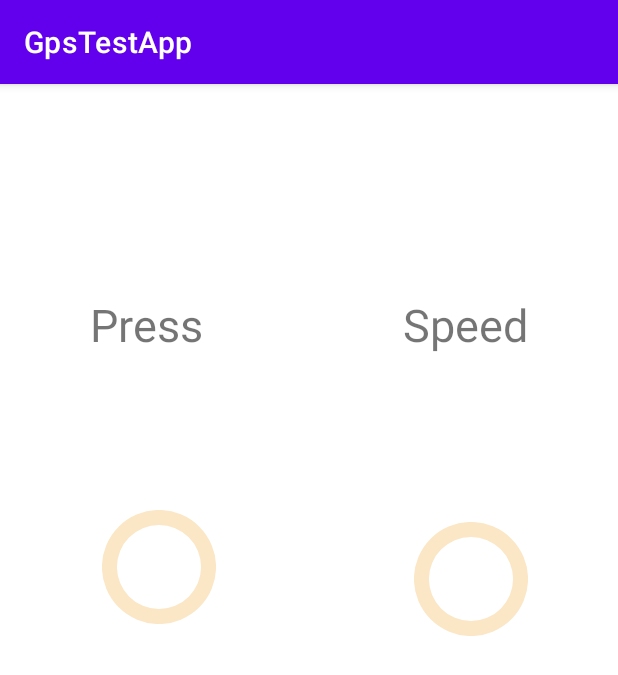
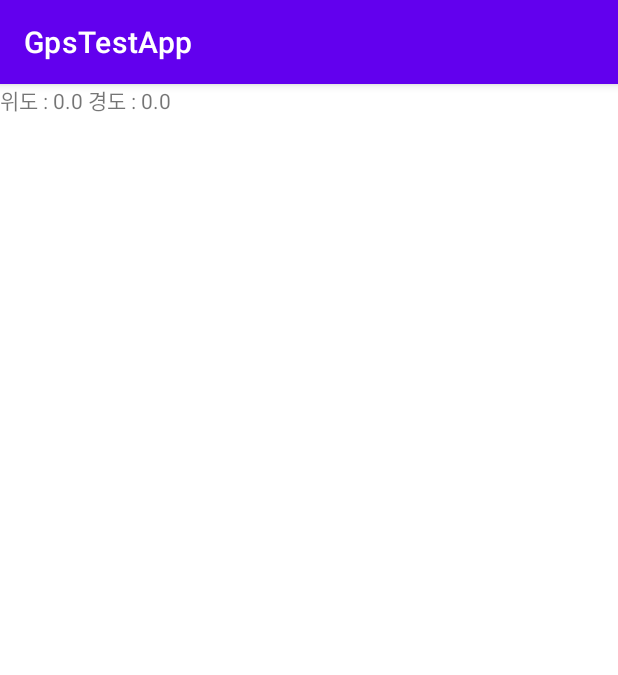
Before and after one commit to river0203/Android-GpsTest-App, an Android app: the screen it shows after launch (MainActivity), on a phone screen of 412 x 824 dp. Shown: the top 675 px of the screen. Run offline under Robolectric (Android 15) with nearby library versions, the phone set to English and light mode, and no system bars.

Commit message:
value update

```diff
--- a/app/src/main/java/com/luvris2/gpstestapp/MainActivity.java
+++ b/app/src/main/java/com/luvris2/gpstestapp/MainActivity.java
@@ -11,12 +11,16 @@ import android.location.LocationListener;
 import android.location.LocationManager;
 import android.os.Bundle;
 import android.util.Log;
+import android.widget.TextView;
 
 public class MainActivity extends AppCompatActivity {
 
     // GPS 사용을 위한 멤버 변수 선언
     LocationManager locationManager;
     LocationListener locationListener;
+
+    double latitude;
+    double longitude;
 
     @Override
     protected void onCreate(Bundle savedInstanceState) {
@@ -29,8 +33,8 @@ public class MainActivity extends AppCompatActivity {
             // GPS의 정보를 얻어 올 수 있는 메소드
             @Override
             public void onLocationChanged(@NonNull Location location) {
-                Log.i("MyLocation", "위도 : " + location.getLatitude());
-                Log.i("MyLocation", "경도 : " + location.getLongitude());
+                latitude = Log.i("MyLocation", "위도 : " + location.getLatitude());
+                longitude = Log.i("MyLocation", "경도 : " + location.getLongitude());
             }
         };
 
@@ -50,6 +54,10 @@ public class MainActivity extends AppCompatActivity {
         // 예시) 3초마다 위치 정보 업데이트
         locationManager.requestLocationUpdates(LocationManager.GPS_PROVIDER,
                 3000, -1, locationListener);
+
+        TextView printLog = new TextView(this);
+        printLog.setText("위도 : " + latitude + " 경도 : " + longitude);
+        setContentView(printLog);
     }
 
     // 앱 권한 요청 설정 메소드
--- a/app/src/main/res/layout/activity_main.xml
+++ b/app/src/main/res/layout/activity_main.xml
@@ -1,12 +1,10 @@
 <?xml version="1.0" encoding="utf-8"?>
-<androidx.constraintlayout.widget.ConstraintLayout xmlns:android="http://schemas.android.com/apk/res/android"
+<LinearLayout xmlns:android="http://schemas.android.com/apk/res/android"
     xmlns:app="http://schemas.android.com/apk/res-auto"
     xmlns:tools="http://schemas.android.com/tools"
     android:layout_width="match_parent"
     android:layout_height="match_parent"
-    tools:context=".MainActivity"
-    tools:layout_editor_absoluteX="-12dp"
-    tools:layout_editor_absoluteY="-69dp">
+    tools:context=".MainActivity">
 
     <TextView
         android:id="@+id/textView"
@@ -14,10 +12,9 @@
         android:layout_height="wrap_content"
         android:layout_marginStart="60dp"
         android:layout_marginTop="140dp"
+        android:layout_weight="1"
         android:text="Press"
-        android:textSize="30dp"
-        app:layout_constraintStart_toStartOf="parent"
-        app:layout_constraintTop_toTopOf="parent" />
+        android:textSize="30dp" />
 
     <TextView
         android:id="@+id/textView2"
@@ -25,41 +22,8 @@
         android:layout_height="wrap_content"
         android:layout_marginTop="140dp"
         android:layout_marginEnd="60dp"
+        android:layout_weight="1"
         android:text="Speed"
-        android:textSize="30dp"
-        app:layout_constraintEnd_toEndOf="parent"
-        app:layout_constraintTop_toTopOf="parent" />
+        android:textSize="30dp" />
 
-    <ProgressBar
-        android:id="@+id/progressbar1"
-        style="@style/Widget.AppCompat.ProgressBar.Horizontal"
-        android:layout_width="76dp"
-        android:layout_height="76dp"
-        android:layout_gravity="center"
-        android:layout_marginStart="68dp"
-        android:layout_marginBottom="408dp"
-        android:indeterminate="false"
-        android:max="100"
-        android:progressBackgroundTint="#FBE7C6"
-        android:progressDrawable="@drawable/circle_progressbar"
-        android:progressTint="#edbf41"
-        app:layout_constraintBottom_toBottomOf="parent"
-        app:layout_constraintStart_toStartOf="parent" />
-
-    <ProgressBar
-        android:id="@+id/progressbar"
-        style="@style/Widget.AppCompat.ProgressBar.Horizontal"
-        android:layout_width="76dp"
-        android:layout_height="76dp"
-        android:layout_gravity="center"
-        android:layout_marginEnd="60dp"
-        android:layout_marginBottom="400dp"
-        android:indeterminate="false"
-        android:max="100"
-        android:progressBackgroundTint="#FBE7C6"
-        android:progressDrawable="@drawable/circle_progressbar"
-        android:progressTint="#edbf41"
-        app:layout_constraintBottom_toBottomOf="parent"
-        app:layout_constraintEnd_toEndOf="parent" />
-
-</androidx.constraintlayout.widget.ConstraintLayout>
+</LinearLayout>
```
